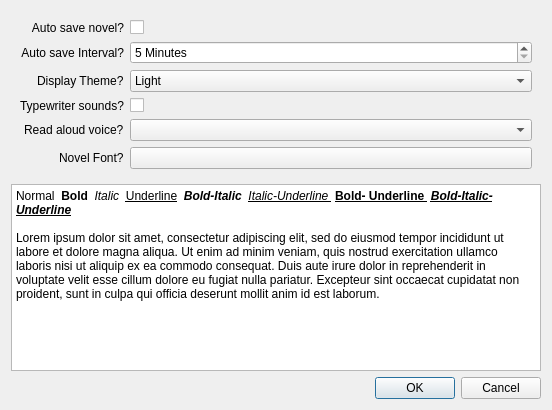
Old version of the form PreferencesDialog.ui in the repository ldraconus/TextSmith2.
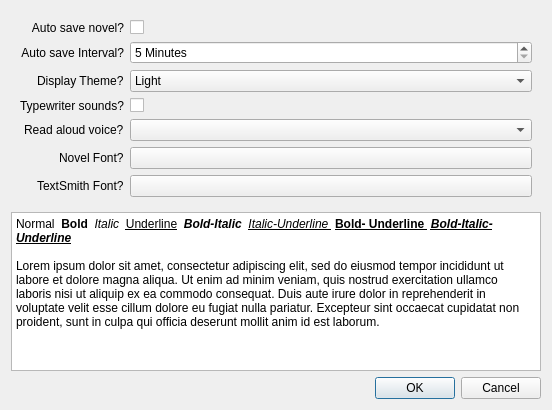
New version of the form. Icons and pictures are not drawn.

Diff of the .ui file:
```diff
--- a/PreferencesDialog.ui
+++ b/PreferencesDialog.ui
@@ -140,6 +140,20 @@
         </property>
        </widget>
       </item>
+      <item row="6" column="0">
+       <widget class="QLabel" name="label_7">
+        <property name="text">
+         <string>TextSmith Font?</string>
+        </property>
+       </widget>
+      </item>
+      <item row="6" column="1">
+       <widget class="QPushButton" name="uiFontPushButton">
+        <property name="text">
+         <string/>
+        </property>
+       </widget>
+      </item>
      </layout>
     </widget>
    </item>
```
